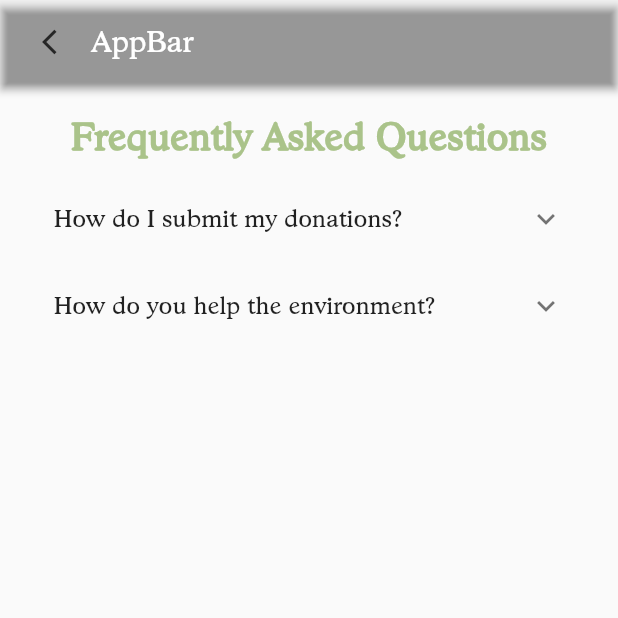
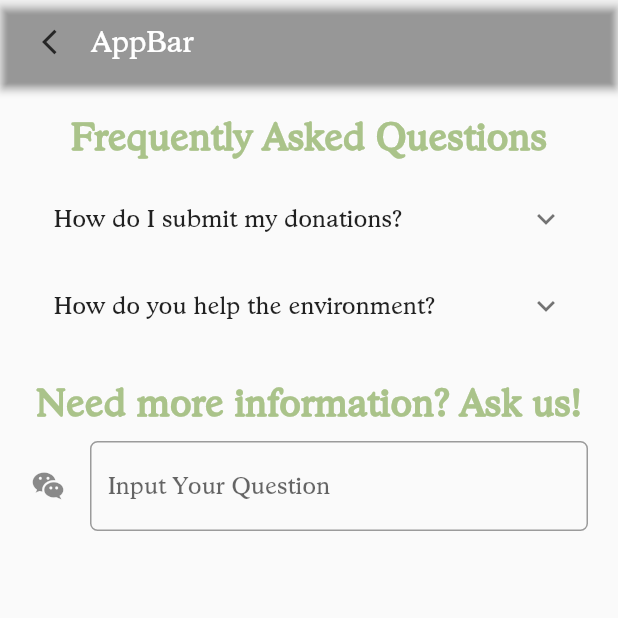
Before and after one commit to E04-PBP/e04-tugas-akhir, a Flutter app: the FaqPage screen opened directly, on a phone screen of 412 x 824 dp, the top half of it. Run offline on Flutter 3.47's test engine with Material 2 defaults, Android fonts, the phone set to English and light mode, and no system bars; missing offline and left inert: dart:html, pbp_django_auth.

Commit message:
FAQ Page

```diff
--- a/lib/FAQ/page/faq_page.dart
+++ b/lib/FAQ/page/faq_page.dart
@@ -3,6 +3,7 @@ import 'dart:html';
 import 'package:flutter/material.dart';
 //import 'package:http/http.dart' as http;
 import 'package:iramakain/widget/title.dart';
+import 'package:iramakain/page/mainpage.dart';
 
 import '../../appbar.dart';
 
@@ -51,7 +52,25 @@ class FaqPage extends StatelessWidget {
                           "We help the environment by recycling the fabric waste and also donate our profits to those who need."),
                     )
                   ],
-                )
+                ),
+                SizedBox(
+                  height: 20,
+                ),
+                Container(
+                  child: TitleHeader(textTop: "Need more information? Ask us!"),
+                ),
+                TextFormField(
+                  decoration: InputDecoration(
+                    hintText: "Input Your Question",
+                    icon: const Icon(Icons.wechat_outlined),
+                    border: OutlineInputBorder(
+                      borderRadius: BorderRadius.circular(5.0),
+                    ),
+                  ),
+                ),
+                SizedBox(
+                  height: 20,
+                ),
               ]))
         ])));
   }
```
Also changed, not shown: lib/page/mainpage.dart (added, +110 -0 lines).
